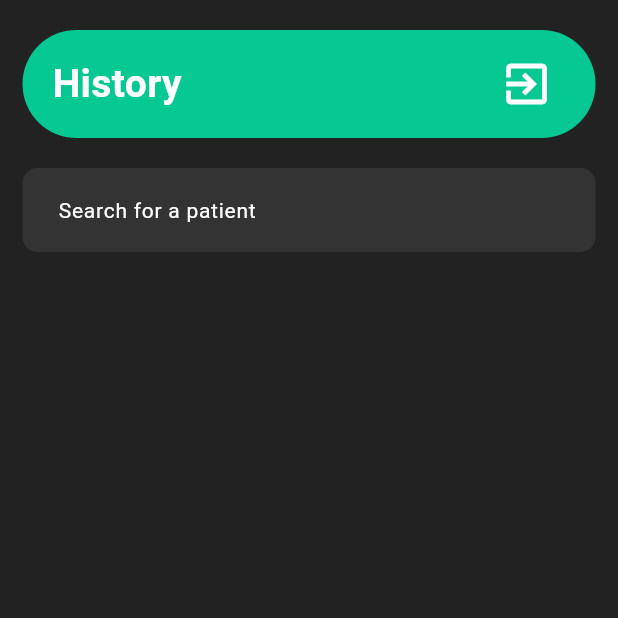
After one commit to omarsaad08/brain_tumor_detector, a Flutter app: the DetectionHistory screen opened by its route, on a phone screen of 412 x 824 dp, the top half of it. The commit adds this screen. Run offline on Flutter 3.47's test engine with Material 3 defaults, Android fonts, the phone set to English and light mode, and no system bars; our stand-ins replace cloud_firestore, dio, firebase_auth, firebase_core, firebase_storage, flutter_svg and 5 more; accounts and stored records are empty; Roboto replaces fonts that are missing (Rubik).

Commit message:
added first two screen (history and result) for the new UI

```diff
--- a/lib/components/text_form_field.dart
+++ b/lib/components/text_form_field.dart
@@ -15,6 +15,8 @@ class CustomTextForm extends StatelessWidget {
   @override
   Widget build(BuildContext context) {
     return TextFormField(
+      cursorColor: Colors.white,
+      style: TextStyle(color: Colors.white),
       obscureText: obsecure,
       controller: controller,
       decoration: InputDecoration(
@@ -23,10 +25,9 @@ class CustomTextForm extends StatelessWidget {
             fontSize: 14.0, fontWeight: FontWeight.normal, color: Colors.white),
         border: OutlineInputBorder(
             borderRadius: BorderRadius.circular(10),
-            // gapPadding: 0,
             borderSide: BorderSide.none),
         filled: true,
-        fillColor: Color(0xFF344372),
+        fillColor: Color(0xFF333333),
       ),
     );
   }
--- /dev/null
+++ b/lib/final_version/detection_history.dart
@@ -0,0 +1,116 @@
+// ignore_for_file: prefer_const_literals_to_create_immutables, prefer_const_constructors, avoid_unnecessary_containers
+import 'package:brain_tumor_detector/components/text_form_field.dart';
+import 'package:flutter/material.dart';
+import 'package:flutter/widgets.dart';
+import 'package:firebase_auth/firebase_auth.dart';
+import 'package:cloud_firestore/cloud_firestore.dart';
+
+class DetectionHistory extends StatefulWidget {
+  const DetectionHistory({super.key});
+
+  @override
+  State<DetectionHistory> createState() => _DetectionHistoryState();
+}
+
+class _DetectionHistoryState extends State<DetectionHistory> {
+  TextEditingController searchController = TextEditingController();
+  List<String> patients = [];
+  Future fetchPatients() async {
+    try {
+      // retrieve all the patients names
+      final collection = await FirebaseFirestore.instance
+          .collection(FirebaseAuth.instance.currentUser!.uid)
+          .get();
+      patients = collection.docs.map((e) => e.id).toList();
+      print("document Ids: $patients");
+    } catch (e) {}
+  }
+
+  @override
+  Widget build(BuildContext context) {
+    return Scaffold(
+        body: FutureBuilder(
+      future: fetchPatients(),
+      builder: (context, snapshot) {
+        if (snapshot.connectionState == ConnectionState.waiting) {
+          return Center(
+              child: CircularProgressIndicator(color: Color(0xFF0E697C)));
+        } else {
+          return Container(
+            color: Color(0xff222222),
+            child: SafeArea(
+              child: Padding(
+                  padding: EdgeInsets.symmetric(horizontal: 15, vertical: 20),
+                  child: Column(
+                    children: [
+                      Container(
+                        decoration: BoxDecoration(
+                            color: Color(0xFF06C892),
+                            borderRadius: BorderRadius.circular(50)),
+                        child: Padding(
+                          padding: const EdgeInsets.symmetric(
+                              vertical: 10, horizontal: 20),
+                          child: Row(
+                            mainAxisAlignment: MainAxisAlignment.spaceBetween,
+                            children: [
+                              Text("History",
+                                  style: TextStyle(
+                                      fontSize: 26,
+                                      fontWeight: FontWeight.bold,
+                                      color: Colors.white)),
+                              IconButton(
+                                  onPressed: () {},
+                                  icon: Icon(
+                                    Icons.exit_to_app,
+                                    size: 36,
+                                    color: Colors.white,
+                                  ))
+                            ],
+                          ),
+                        ),
+                      ),
+                      SizedBox(height: 20),
+                      CustomTextForm(
+                          controller: searchController,
+                          hintText: "Search for a patient",
+                          obsecure: false),
+                      SizedBox(height: 40),
+                      Expanded(
+                        child: ListView.builder(
+                          itemCount: patients.length,
+                          itemBuilder: (context, index) {
+                            return GestureDetector(
+                              onTap: () {
+                                // from here u should Navigate to the result of the patient
+                                Navigator.pushNamed(
+                                    context, '/detection_result',
+                                    // send the document id for the "tapped document"
+                                    arguments: patients[index]);
+                              },
+                              child: Container(
+                                margin: EdgeInsets.only(bottom: 15),
+                                padding: EdgeInsets.symmetric(
+                                    horizontal: 10, vertical: 10),
+                                decoration: BoxDecoration(
+                                    color: Color(0xff5383FF),
+                                    border: Border(
+                                      left: BorderSide(
+                                          color: Color(0xFFDBDBDB), width: 4),
+                                    )),
+                                child: Text(patients[index],
+                                    style: TextStyle(
+                                        fontSize: 19, color: Colors.white)),
+                              ),
+                            );
+                          },
+                        ),
+                      )
+                    ],
+                  )),
+            ),
+          );
+        }
+      },
+    ));
+  }
+}
--- a/lib/screens/home.dart
+++ b/lib/screens/home.dart
@@ -1,5 +1,6 @@
 // ignore_for_file: prefer_const_constructors, prefer_const_literals_to_create_immutables, use_build_context_synchronously
 
+import 'package:brain_tumor_detector/final_version/detection_history.dart';
 import 'package:flutter/material.dart';
 import 'package:firebase_auth/firebase_auth.dart';
 import 'package:cloud_firestore/cloud_firestore.dart';
@@ -20,7 +21,7 @@ class _HomeState extends State<Home> {
   List<Widget> routes = [
     Welcome(),
     DetectTumor(),
-    History(),
+    DetectionHistory(),
     SettingsScreen(),
   ];
   int _selectedIndex = 0;
```
Also changed, not shown: lib/final_version/detection_result.dart (added, +179 -0 lines), lib/main.dart (+6 -2 lines), lib/temp.dart (deleted, +0 -162 lines), assets/tumorImage.jpg (added), fonts/Rubik.ttf (added), fonts/ebGaramond.ttf (added).
